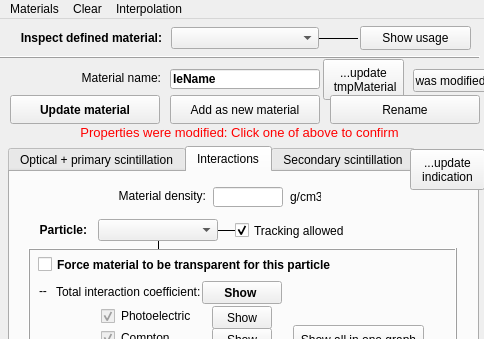
Old version of the form src/gui/materialinspectorwindow.ui in the repository andrmor/ANTS2; both pictures show x 0 to 484 and y 0 to 339 of the 484 by 597 pixel window.
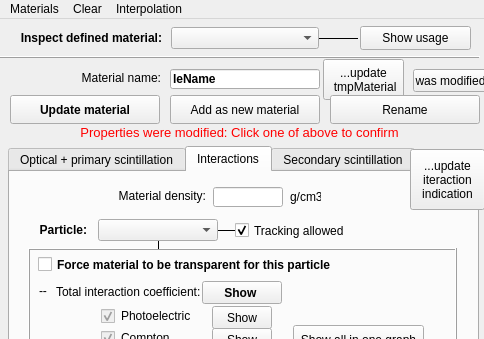
New version of the form.

What changed in the file:
```diff
--- a/src/gui/materialinspectorwindow.ui
+++ b/src/gui/materialinspectorwindow.ui
@@ -255,11 +255,12 @@
       <x>410</x>
       <y>130</y>
       <width>75</width>
-      <height>41</height>
+      <height>61</height>
      </rect>
     </property>
     <property name="text">
      <string>...update
+iteraction
 indication</string>
     </property>
    </widget>
```
Left out of the diff: 94 changed lines with no effect on the pictures.
